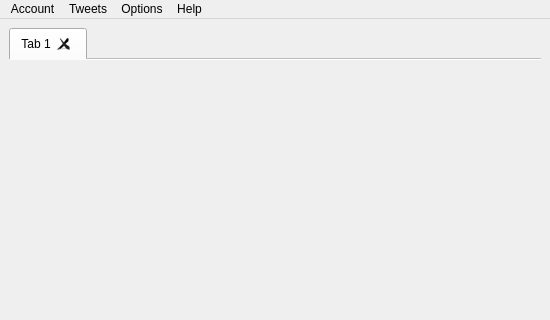
Before: the Qt Designer form forms/mainwindowform.ui in minimoog/qtwitdget, drawn with Qt 5; both pictures show x 0 to 550 and y 0 to 320 of the 550 by 800 pixel window.
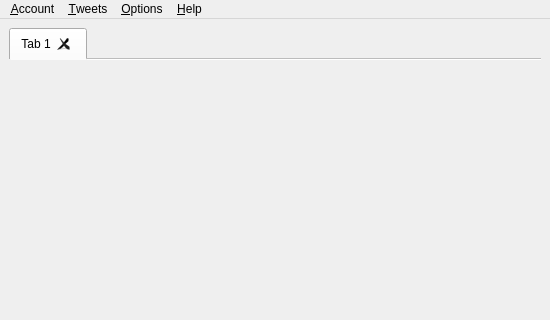
After: the same form once the commit is applied. Custom widgets are drawn as their Qt base class.

Commit message: Added keyboard shortcuts to menus.

The edit to the form file:
```diff
--- a/forms/mainwindowform.ui
+++ b/forms/mainwindowform.ui
@@ -112,7 +112,7 @@
    </property>
    <widget class="QMenu" name="menuFile">
     <property name="title">
-     <string>Account</string>
+     <string>&amp;Account</string>
     </property>
     <addaction name="actionAuthorize"/>
     <addaction name="separator"/>
@@ -120,14 +120,14 @@
    </widget>
    <widget class="QMenu" name="menuAbout">
     <property name="title">
-     <string>Help</string>
+     <string>&amp;Help</string>
     </property>
     <addaction name="actionAbout"/>
     <addaction name="actionAbout_Qt"/>
    </widget>
    <widget class="QMenu" name="menuOptions">
     <property name="title">
-     <string>Options</string>
+     <string>&amp;Options</string>
     </property>
     <addaction name="actionCreateGroup"/>
     <addaction name="actionChangeStyleSheet"/>
@@ -136,7 +136,7 @@
    </widget>
    <widget class="QMenu" name="menuTweets">
     <property name="title">
-     <string>Tweets</string>
+     <string>&amp;Tweets</string>
     </property>
     <addaction name="actionMarkAllRead"/>
     <addaction name="actionGotoToNextUnread"/>
```
Left out of the diff: 23 changed lines with no effect on the pictures.
